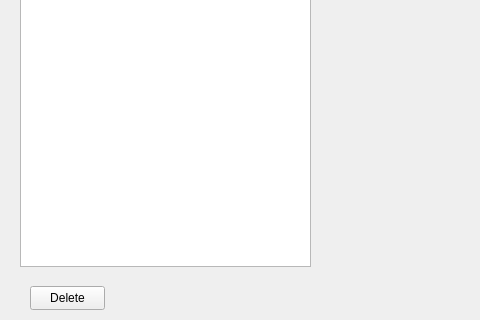
The window that QtStuff/mapentrieseditor.ui (Skarsnik/sneshacking) describes before a commit, drawn with Qt 5; both pictures show x 0 to 480 and y 374 to 694 of the 1050 by 694 pixel window.
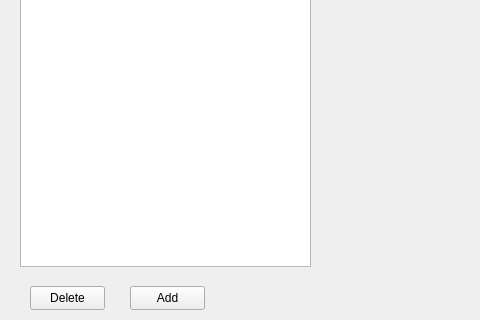
The same window after the commit. Custom widgets are drawn as their Qt base class.

Diff of the .ui file:
```diff
--- a/QtStuff/mapentrieseditor.ui
+++ b/QtStuff/mapentrieseditor.ui
@@ -129,6 +129,19 @@
     <string>Delete</string>
    </property>
   </widget>
+  <widget class="QPushButton" name="addPushButton">
+   <property name="geometry">
+    <rect>
+     <x>130</x>
+     <y>660</y>
+     <width>75</width>
+     <height>24</height>
+    </rect>
+   </property>
+   <property name="text">
+    <string>Add</string>
+   </property>
+  </widget>
  </widget>
  <customwidgets>
   <customwidget>
```
Left out of the diff: 12 changed lines with no effect on the pictures.
